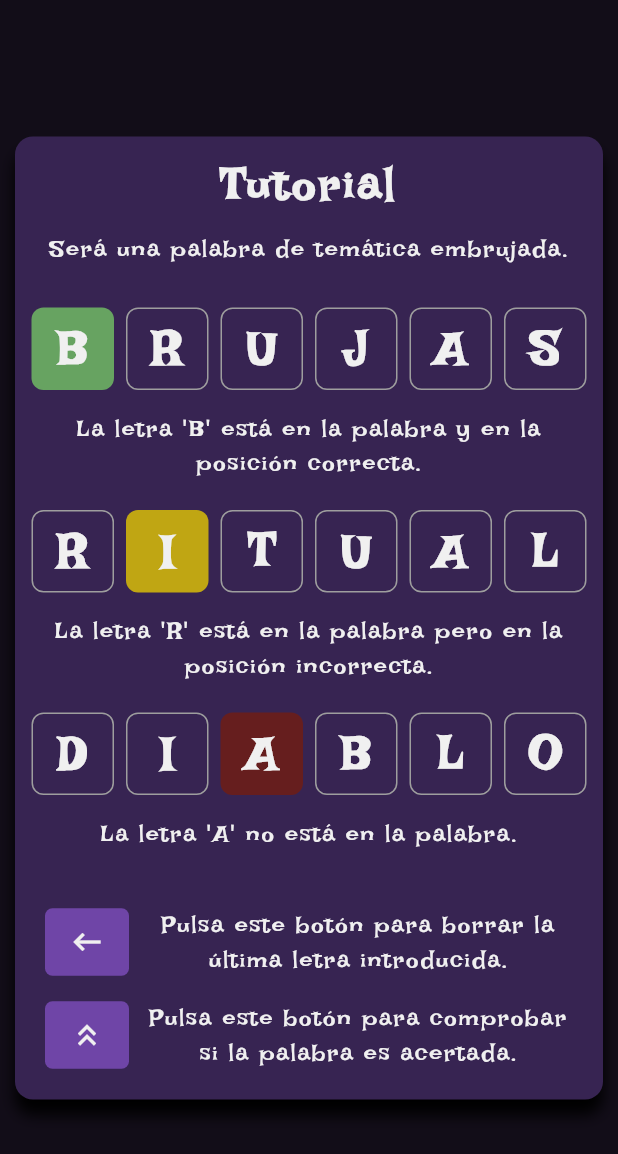
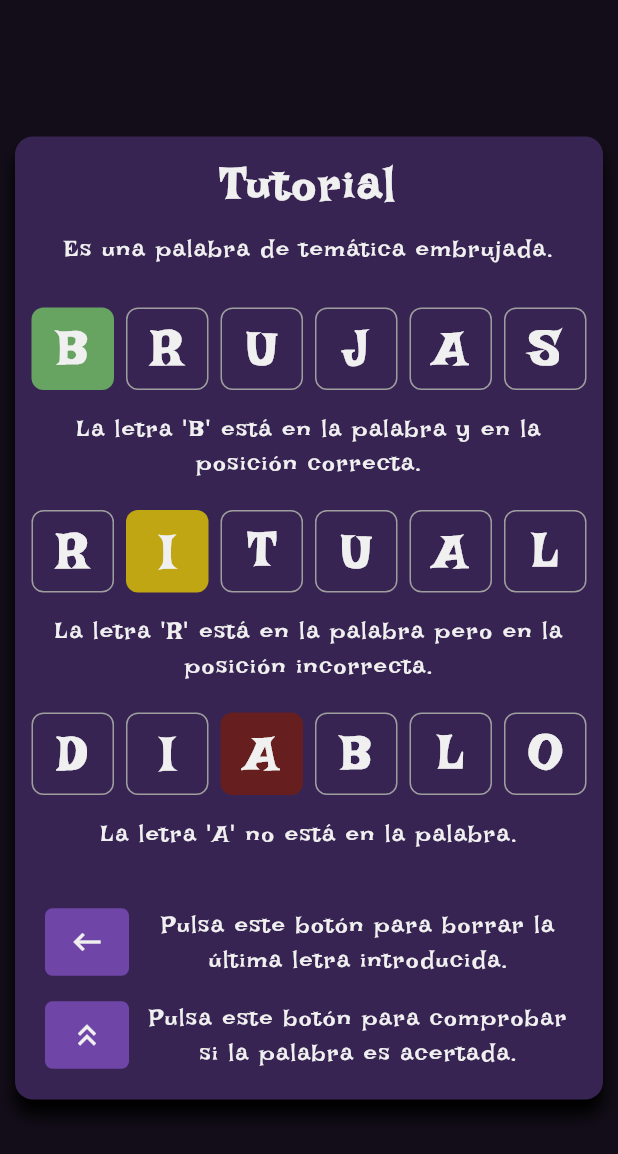
Before and after one commit to loomlight-games/Witchle, a Flutter app: the TutorialScreen screen opened directly, on a phone screen of 412 x 824 dp. Shown: the top 1154 px of the screen. Run offline on Flutter 3.47's test engine with Material 3 defaults, Android fonts, the light colour scheme and no system bars; our stand-ins replace equatable, flip_card.

```diff
--- a/lib/game/screens/tutorial_screen.dart
+++ b/lib/game/screens/tutorial_screen.dart
@@ -169,7 +169,7 @@ class _TutorialScreenState extends State<TutorialScreen> {
                   _buildTitle('Tutorial'),
                   //SizedBox(height: 7),
                   const Text(
-                    'Será una palabra de temática embrujada.',
+                    'Es una palabra de temática embrujada.',
                     textAlign: TextAlign.center, // Center the text horizontally
                     style: normalTextStyle,
                   ),
```
Also changed, not shown: lib/game/witchle.dart (+13 -11 lines).
